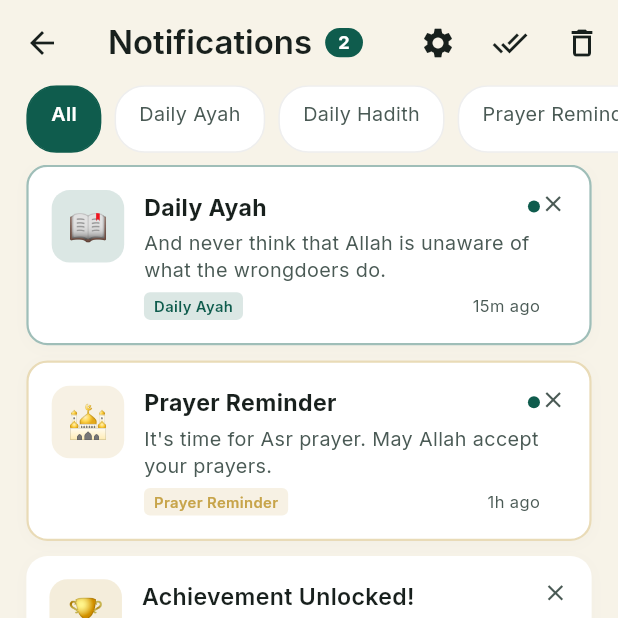
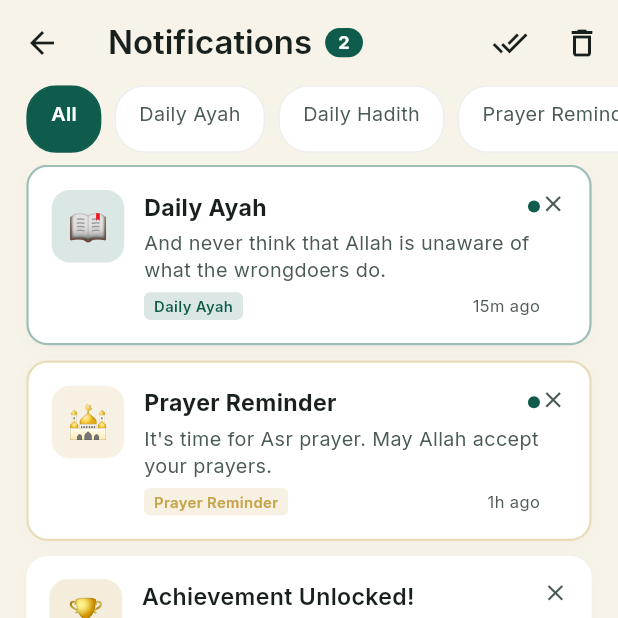
Before and after one commit to tanveer-49/noor_madrassa, a Flutter app: the NotificationsScreen screen opened directly, on a phone screen of 412 x 824 dp, the top half of it. Run offline on Flutter 3.47's test engine with Material 3 defaults, Android fonts, the light colour scheme and no system bars; our stand-ins replace get, get_storage, google_fonts, just_audio; accounts and stored records are empty.

Commit message:
Move Notification Settings to Profile Settings

```diff
--- a/lib/screens/notifications/notifications_screen.dart
+++ b/lib/screens/notifications/notifications_screen.dart
@@ -4,7 +4,6 @@ import 'package:get/get.dart';
 import 'package:noor_madrassa/app/app_colors.dart';
 import 'package:noor_madrassa/models/notification_model.dart';
 import 'package:noor_madrassa/services/notification_service.dart';
-import 'package:noor_madrassa/screens/notifications/notification_settings_screen.dart';
 import 'package:noor_madrassa/utils/responsive.dart';
 import 'package:noor_madrassa/utils/theme_extensions.dart';
 
@@ -67,18 +66,6 @@ class _NotificationsScreenState extends State<NotificationsScreen> {
           onPressed: () => Navigator.pop(context),
         ),
         actions: [
-          // Settings
-          IconButton(
-            icon: Icon(Icons.settings, color: context.textColor),
-            onPressed: () {
-              Navigator.push(
-                context,
-                MaterialPageRoute(
-                  builder: (context) => const NotificationSettingsScreen(),
-                ),
-              );
-            },
-          ),
           // Mark All Read
           Obx(() => _notificationService.unreadCount > 0
               ? IconButton(
@@ -189,7 +176,6 @@ class _NotificationsScreenState extends State<NotificationsScreen> {
     return GestureDetector(
       onTap: () {
         _notificationService.markAsRead(notification.id);
-        // Navigate based on actionId
         _handleNotificationTap(context, notification);
       },
       child: Container(
@@ -250,7 +236,7 @@ class _NotificationsScreenState extends State<NotificationsScreen> {
                         Container(
                           width: 8,
                           height: 8,
-                          decoration: BoxDecoration(
+                          decoration: const BoxDecoration(
                             color: AppColors.emerald,
                             shape: BoxShape.circle,
                           ),
@@ -362,7 +348,6 @@ class _NotificationsScreenState extends State<NotificationsScreen> {
   }
 
   void _handleNotificationTap(BuildContext context, AppNotification notification) {
-    // Navigate based on type
     ScaffoldMessenger.of(context).showSnackBar(
       SnackBar(content: Text('Opening: ${notification.title}')),
     );
```
Also changed, not shown: lib/screens/notifications/notification_settings_screen.dart (+28 -11 lines), lib/screens/profile/settings_screen.dart (+18 -10 lines), assets/images/logo.png (added).
